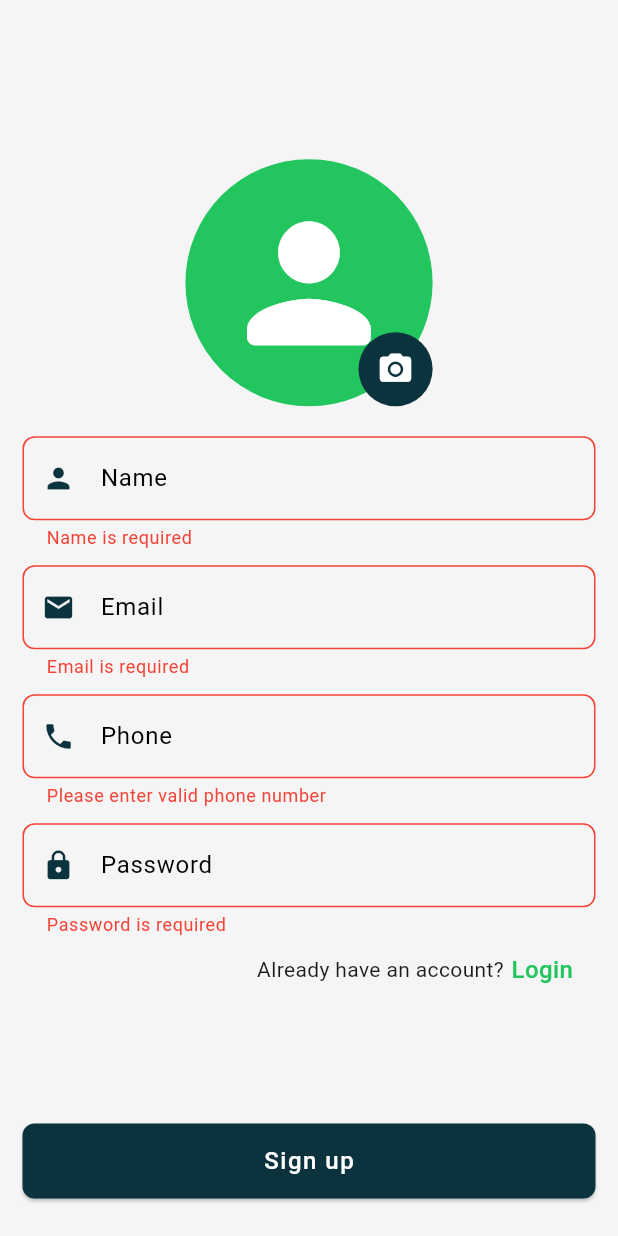
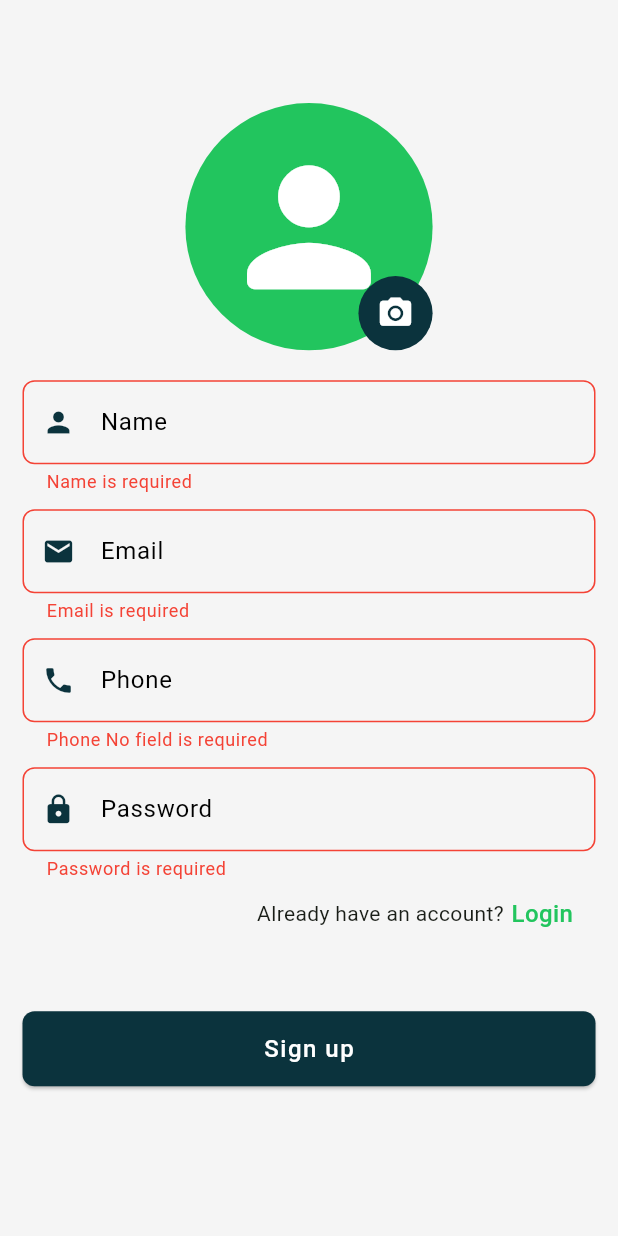
Before and after one commit to NouzNoushad/EcomPro, a Flutter app: the SignupScreen screen opened by its route, after a tap on "Sign up", on a phone screen of 412 x 824 dp. Run offline on Flutter 3.47's test engine with Material 3 defaults, Android fonts, the phone set to English and light mode, and no system bars; our stand-ins replace bloc, dio, equatable, flutter_bloc, image_picker.

Commit message:
signup app api integration

```diff
--- a/flutter-ecom/lib/core/api/end_points.dart
+++ b/flutter-ecom/lib/core/api/end_points.dart
@@ -1,4 +1,6 @@
 class EndPoints {
   static const String baseUrl = "http://10.0.2.2:8004";
   static const String product = "product";
+  static const String account = "account";
+  static const String login = "login";
 }
--- a/flutter-ecom/lib/core/helpers/validator_helper.dart
+++ b/flutter-ecom/lib/core/helpers/validator_helper.dart
@@ -17,7 +17,7 @@ class ValidatorHelper {
 
   // phone validator
   String? phoneValidator(String? value) {
-    if (value == null || value.trim().isNotEmpty) {
+    if (value == null || value.trim().isEmpty) {
       return 'Phone No field is required';
     }
     if (!RegExp(r'(^[0-9]{3}[-\s\.]?[0-9]{4,9}$)').hasMatch(value)) {
--- /dev/null
+++ b/flutter-ecom/lib/features/models/user_model.dart
@@ -0,0 +1,25 @@
+class UserModel {
+  final String name;
+  final String email;
+  final String phone;
+  final String password;
+  final UserImage? image;
+
+  UserModel({
+    required this.name,
+    required this.email,
+    required this.password,
+    required this.phone,
+    required this.image,
+  });
+}
+
+class UserImage {
+  final String imageName;
+  final String imagePath;
+
+  UserImage({
+    required this.imageName,
+    required this.imagePath,
+  });
+}
--- a/flutter-ecom/lib/features/presentation/screens/signup/signup.dart
+++ b/flutter-ecom/lib/features/presentation/screens/signup/signup.dart
@@ -1,5 +1,4 @@
 import 'package:ecom_pro/core/utils/colors.dart';
-import 'package:ecom_pro/core/utils/constants.dart';
 import 'package:ecom_pro/core/utils/extensions.dart';
 import 'package:ecom_pro/features/presentation/screens/login/login.dart';
 import 'package:flutter/material.dart';
@@ -33,6 +32,8 @@ class _SignupScreenState extends State<SignupScreen> {
   Widget build(BuildContext context) {
     return Scaffold(
       backgroundColor: AppColors.bgColor,
+      extendBody: true,
+      resizeToAvoidBottomInset: true,
       body: Padding(
         padding: EdgeInsets.symmetric(
           horizontal: 15,
@@ -40,9 +41,16 @@ class _SignupScreenState extends State<SignupScreen> {
         ),
         child: Form(
           key: _formKey,
+          child: ListView(
+            physics: BouncingScrollPhysics(),
+            children: [
+              Container(
+                height: context.height * 0.8,
+                color: Colors.transparent,
+                child: Center(
                   child: Column(
+                    mainAxisSize: MainAxisSize.min,
                     children: [
-              Spacer(),
                       UserImage(),
                       SizedBox(
                         height: 20,
@@ -90,12 +98,15 @@ class _SignupScreenState extends State<SignupScreen> {
                           context.pushNavigation(LoginScreen());
                         },
                       ),
-              Spacer(),
+                    ],
+                  ),
+                ),
+              ),
               InputButton(
                 label: 'Sign up',
                 onPressed: () {
                   if (_formKey.currentState!.validate()) {
-                    logger('/////////////// save data');
+                    _signupCubit.createAccount(context: context);
                   }
                 },
               ),
--- a/flutter-ecom/pubspec.yaml
+++ b/flutter-ecom/pubspec.yaml
@@ -39,6 +39,7 @@ dependencies:
   flutter_bloc: ^9.0.0
   equatable: ^2.0.7
   image_picker: ^1.1.2
+  http_parser: ^4.1.2
 
 dev_dependencies:
   flutter_test:
```
Also changed, not shown: flutter-ecom/lib/core/api/base_client.dart (+55 -0 lines), flutter-ecom/lib/core/utils/extensions.dart (+13 -0 lines), flutter-ecom/lib/features/models/response/create_account.dart (added, +143 -0 lines), flutter-ecom/lib/features/presentation/bloc/signup_cubit/signup_cubit.dart (+48 -1 lines), flutter-ecom/pubspec.lock, go-ecom/users/5a62462e-33ee-4f96-a0b8-fcc49f9519ca_IMG_20250306_213949.jpg (added), go-ecom/users/77618693-e323-46d9-a4fb-c290b2ccabea_IMG_20250306_213949.jpg (added). Lines whose indentation alone changed are shown as unchanged.
